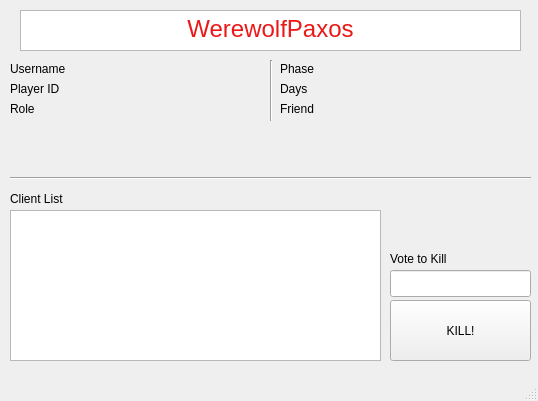
The window that client/WerewolfClient/gameplay.ui (adarwawan/WerewolfPaxos) describes before a commit, drawn with Qt 5.
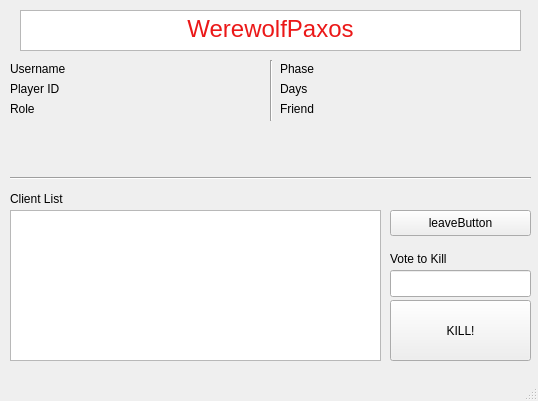
The same window after the commit.

Commit message: leave game implement, client to server done

The edit to the form file:
```diff
--- a/client/WerewolfClient/gameplay.ui
+++ b/client/WerewolfClient/gameplay.ui
@@ -272,6 +272,19 @@
      <string/>
     </property>
    </widget>
+   <widget class="QPushButton" name="leaveButton">
+    <property name="geometry">
+     <rect>
+      <x>390</x>
+      <y>210</y>
+      <width>141</width>
+      <height>26</height>
+     </rect>
+    </property>
+    <property name="text">
+     <string>leaveButton</string>
+    </property>
+   </widget>
   </widget>
   <widget class="QStatusBar" name="statusbar"/>
  </widget>
```
The commit also changes 3 other files.
